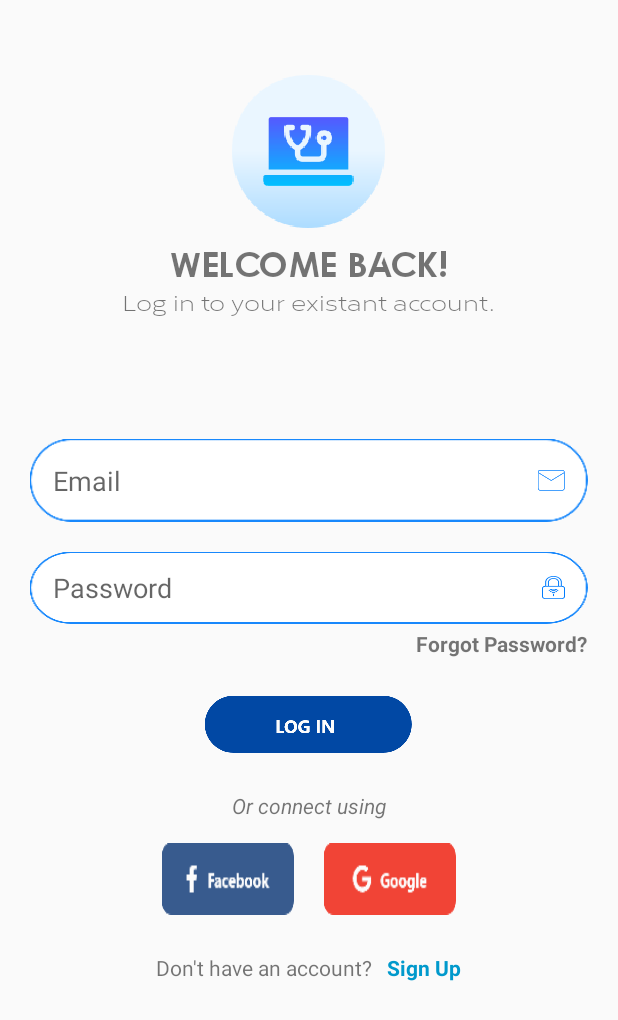
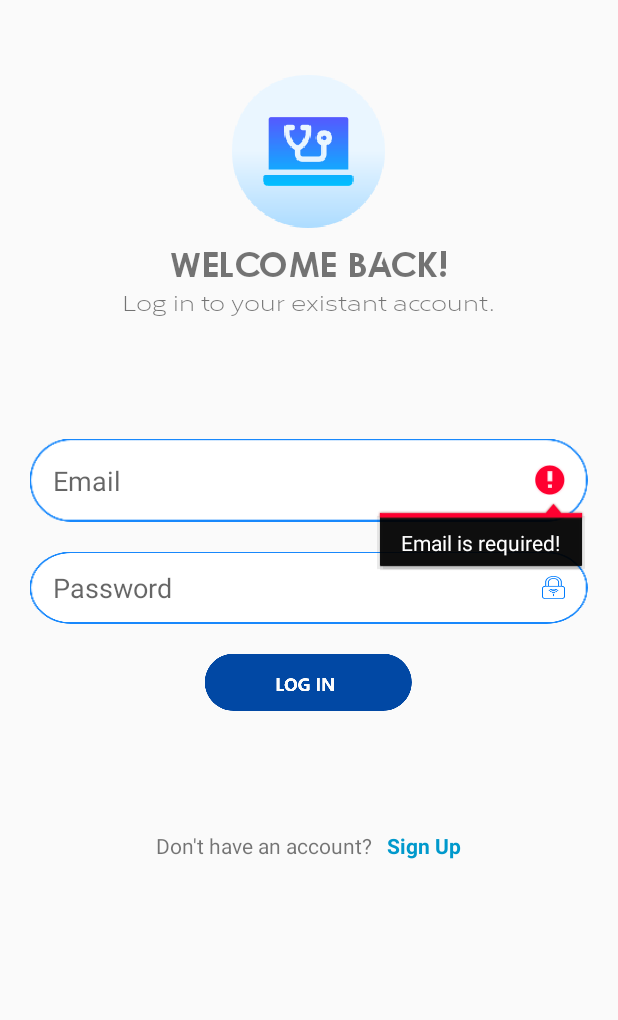
Before and after one commit to oussamamth1/Nurse, an Android app: the screen it shows after launch (MainActivity), after a tap on an icon or button, on a phone screen of 412 x 824 dp. Shown: the top 1020 px of the screen. Run offline under Robolectric (Android 15) with nearby library versions, the phone set to English and light mode, and no system bars; our stand-ins replace Firebase (no records; nobody signed in at launch, a user with empty details on screens opened directly).

Commit message:
new modification ui

```diff
--- a/app/build.gradle
+++ b/app/build.gradle
@@ -32,12 +32,13 @@ dependencies {
     implementation 'com.google.firebase:firebase-auth:16.0.5'
     implementation 'com.android.support:design:28.0.0-rc01'
     implementation 'com.google.firebase:firebase-storage:16.0.4'
+    implementation 'com.facebook.android:facebook-android-sdk:[4,5)'
     testImplementation 'junit:junit:4.12'
     androidTestImplementation 'androidx.test.ext:junit:1.1.0'
     androidTestImplementation 'androidx.test.espresso:espresso-core:3.1.1'
     implementation 'androidx.recyclerview:recyclerview:1.1.0'
+    implementation 'com.google.android.gms:play-services-auth:18.0.0'
     implementation 'com.squareup.picasso:picasso:2.71828'
-
     implementation 'de.hdodenhof:circleimageview:3.1.0'
 
 }
--- a/app/src/main/java/com/sem/e_health2/DoctorActivity.java
+++ b/app/src/main/java/com/sem/e_health2/DoctorActivity.java
@@ -12,6 +12,7 @@ import android.text.Editable;
 import android.text.TextWatcher;
 import android.view.View;
 import android.widget.EditText;
+import android.widget.TextView;
 
 import com.google.android.material.floatingactionbutton.FloatingActionButton;
 import com.google.firebase.auth.FirebaseAuth;
@@ -40,6 +41,7 @@ public class DoctorActivity extends AppCompatActivity implements ContactAdapter.
     FirebaseAuth mAuth;
     ContactAdapter Adapter ;
     EditText searchBar ;
+    TextView docName;
     RecyclerView recyclerview ;
     List<Client> listData= new ArrayList<>();
 
@@ -55,6 +57,7 @@ public class DoctorActivity extends AppCompatActivity implements ContactAdapter.
         Adapter = new ContactAdapter(this,listData) ;
         Adapter.setClickListener(this);
         mAuth = FirebaseAuth.getInstance();
+        docName = findViewById(R.id.txt_doctor_name);
         DatabaseReference myRef = database.getReference("E-Health/Doctors/"+Sub()+"/Clients");
         delRf = database.getReference("E-Health/Doctors/"+Sub());
         Ref = database.getReference("E-Health/Client name");
--- a/app/src/main/java/com/sem/e_health2/MainActivity.java
+++ b/app/src/main/java/com/sem/e_health2/MainActivity.java
@@ -1,20 +1,18 @@
 package com.sem.e_health2;
 
-import androidx.annotation.NonNull;
+
 import androidx.appcompat.app.AppCompatActivity;
 
 import android.content.Intent;
 import android.os.Bundle;
-import android.util.Log;
+
 import android.view.View;
+
 import android.widget.EditText;
 import android.widget.ImageView;
 import android.widget.TextView;
 import android.widget.Toast;
 
-import com.google.android.gms.tasks.OnCompleteListener;
-import com.google.android.gms.tasks.Task;
-import com.google.firebase.auth.AuthResult;
 import com.google.firebase.auth.FirebaseAuth;
 import com.google.firebase.auth.FirebaseUser;
 
@@ -27,27 +25,27 @@ public class MainActivity extends AppCompatActivity {
     EditText email ;
     EditText password ;
 
+
     @Override
     protected void onCreate(Bundle savedInstanceState) {
         super.onCreate(savedInstanceState);
         setContentView(R.layout.activity_main);
         changeStatusBarToWhite(this);
+
+
         mAuth = FirebaseAuth.getInstance();
         BtLogin = findViewById(R.id.imageView33);
         email = findViewById(R.id.edt_email);
         password = findViewById(R.id.edt_password);
-
-        BtLogin.setOnClickListener(new View.OnClickListener() {
-            @Override
-            public void onClick(View view) {
-                Login();
-
-            }
-        });
+                BtLogin.setOnClickListener(view -> Login());
 
         registre = findViewById(R.id.tc_registre);
         registre.setOnClickListener(ls);
     }
+
+
+
+
     public void onStart() {
         super.onStart();
         // Check if user is signed in (non-null) and update UI accordingly.
@@ -66,11 +64,12 @@ public class MainActivity extends AppCompatActivity {
 
     }
     public void Login(){
+        if (email.getText().toString().length() == 0){   email.setError("Email is required!");}
+        else if (password.getText().toString().length() == 0) {   password.setError("Password is required!");}
+        else {
 
-        mAuth.signInWithEmailAndPassword(email.getText().toString(), password.getText().toString())
-                .addOnCompleteListener(this, new OnCompleteListener<AuthResult>() {
-                    @Override
-                    public void onComplete(@NonNull Task<AuthResult> task) {
+            mAuth.signInWithEmailAndPassword(email.getText().toString(), password.getText().toString())
+                    .addOnCompleteListener(this, task -> {
                         if (task.isSuccessful()) {
                             // Sign in success, update UI with the signed-in user's information
                             // Log.d(TAG, "signInWithEmail:success");
@@ -83,10 +82,8 @@ public class MainActivity extends AppCompatActivity {
                                     Toast.LENGTH_SHORT).show();
                             updateUI(null);
                         }
-
-                        // ...
-                    }
-                });
+                    });
+        }
     }
 
 
--- a/app/src/main/res/layout/activity_main.xml
+++ b/app/src/main/res/layout/activity_main.xml
@@ -29,13 +29,13 @@
             android:text="Welcome Back!"
             android:layout_marginTop="10dp"
             android:textSize="24sp"
-            android:id="@+id/txt_welcome"
+            android:id="@+id/txt_reset"
             android:fontFamily="@font/qualy_bold"
             android:gravity="center"/>
         <TextView
             android:layout_width="match_parent"
             android:layout_height="wrap_content"
-            android:layout_below="@id/txt_welcome"
+            android:layout_below="@id/txt_reset"
             android:text="Log in to your existant account."
             android:textSize="14sp"
             android:fontFamily="@font/corbert_wide"
@@ -79,85 +79,40 @@
             android:paddingStart="15dp"
             android:inputType="textPassword" />
 
-        <TextView
-            android:layout_width="wrap_content"
-            android:layout_height="wrap_content"
-            android:layout_below="@id/edt_password"
-            android:text="Forgot Password?"
-            android:id="@+id/txt_forgot_password"
-            android:textStyle="bold"
-            android:layout_marginTop="3dp"
-            android:layout_marginBottom="5dp"
-            android:layout_alignParentEnd="true"
-            android:layout_marginEnd="20dp"/>
-
         <ImageView
             android:id="@+id/imageView33"
             android:layout_width="wrap_content"
             android:layout_height="wrap_content"
-            android:layout_below="@id/txt_forgot_password"
+            android:layout_below="@id/edt_password"
+            android:layout_centerHorizontal="true"
+            android:layout_gravity="center"
             android:layout_marginTop="20dp"
             android:layout_marginBottom="10dp"
-            android:layout_centerHorizontal="true"
-            android:layout_gravity="center"
+            android:backgroundTint="@android:color/transparent"
             android:scaleType="fitXY"
-            android:backgroundTint="@android:color/transparent"
             app:srcCompat="@drawable/btn_log_in" />
 
-        <TextView
-            android:layout_width="wrap_content"
-            android:layout_height="wrap_content"
-            android:layout_below="@id/imageView33"
-            android:text="Or connect using"
-            android:id="@+id/txt_or"
-            android:textStyle="italic"
-            android:layout_marginTop="15dp"
-            android:layout_marginBottom="15dp"
-            android:layout_alignParentEnd="true"
-            android:layout_alignParentStart="true"
-            android:gravity="center"
-            />
         <LinearLayout
             android:layout_width="match_parent"
             android:layout_height="wrap_content"
-            android:orientation="horizontal"
-            android:gravity="center"
-            android:id="@+id/ll1"
-            android:layout_below="@id/txt_or">
-            <Button
-                android:layout_width="wrap_content"
-                android:layout_height="wrap_content"
-                android:layout_marginEnd="10dp"
-                android:id="@+id/btn_facebook"
-                android:elevation="8dp"
-                android:background="@drawable/btn_facebook"/>
-            <Button
-                android:layout_width="wrap_content"
-                android:layout_height="wrap_content"
-                android:layout_marginStart="10dp"
-                android:id="@+id/btn_google"
-                android:elevation="8dp"
-                android:background="@drawable/btn_google"/>
-        </LinearLayout>
-        <LinearLayout
-            android:layout_width="match_parent"
-            android:layout_height="wrap_content"
-            android:layout_below="@id/ll1"
-            android:layout_marginTop="25dp"
+            android:layout_below="@id/imageView33"
+            android:layout_marginTop="70dp"
             android:gravity="center_horizontal"
             android:orientation="horizontal">
+
             <TextView
                 android:layout_width="wrap_content"
                 android:layout_height="wrap_content"
                 android:text="Don't have an account?" />
+
             <TextView
                 android:id="@+id/tc_registre"
                 android:layout_width="wrap_content"
                 android:layout_height="wrap_content"
+                android:layout_marginStart="10dp"
                 android:text="Sign Up"
-                android:layout_marginStart="10dp"
-                android:textStyle="bold"
-                android:textColor="@android:color/holo_blue_dark" />
+                android:textColor="@android:color/holo_blue_dark"
+                android:textStyle="bold" />
         </LinearLayout>
 
 
--- a/app/src/main/res/values/strings.xml
+++ b/app/src/main/res/values/strings.xml
@@ -3,4 +3,6 @@
     <string name="title_activity_doctor">DoctorActivity</string>
     <string name="title_activity_addtest">Addtest</string>
     <string name="search_for_patient">Search for Patient...</string>
+    <string name="facebook_app_id">3254874254738683</string>
+    <string name="fb_login_protocol_scheme">fb3254874254738683</string>
 </resources>
--- a/build.gradle
+++ b/build.gradle
@@ -19,6 +19,7 @@ allprojects {
     repositories {
         google()
         jcenter()
+        mavenCentral()
 
     }
 }
```
Also changed, not shown: app/src/main/AndroidManifest.xml (+33 -7 lines), app/src/main/java/com/sem/e_health2/Registre.java (+32 -18 lines), app/src/main/res/layout/activity_register2.xml (+26 -38 lines), app/src/main/res/layout/activity_registre.xml (deleted, +0 -94 lines).
